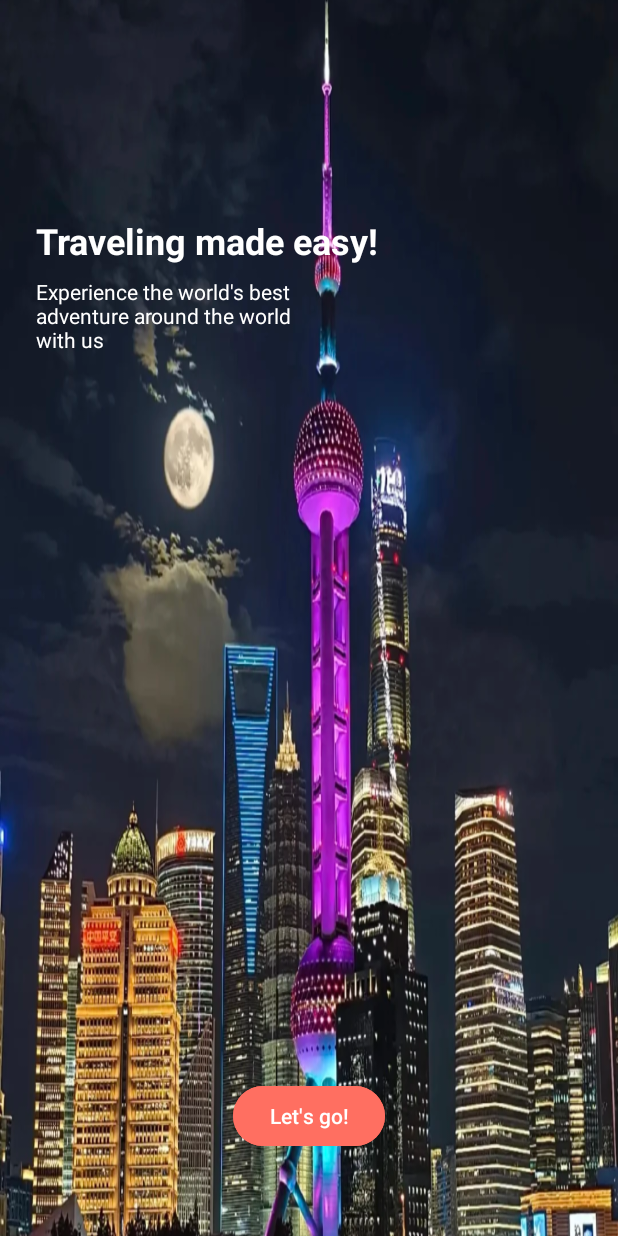
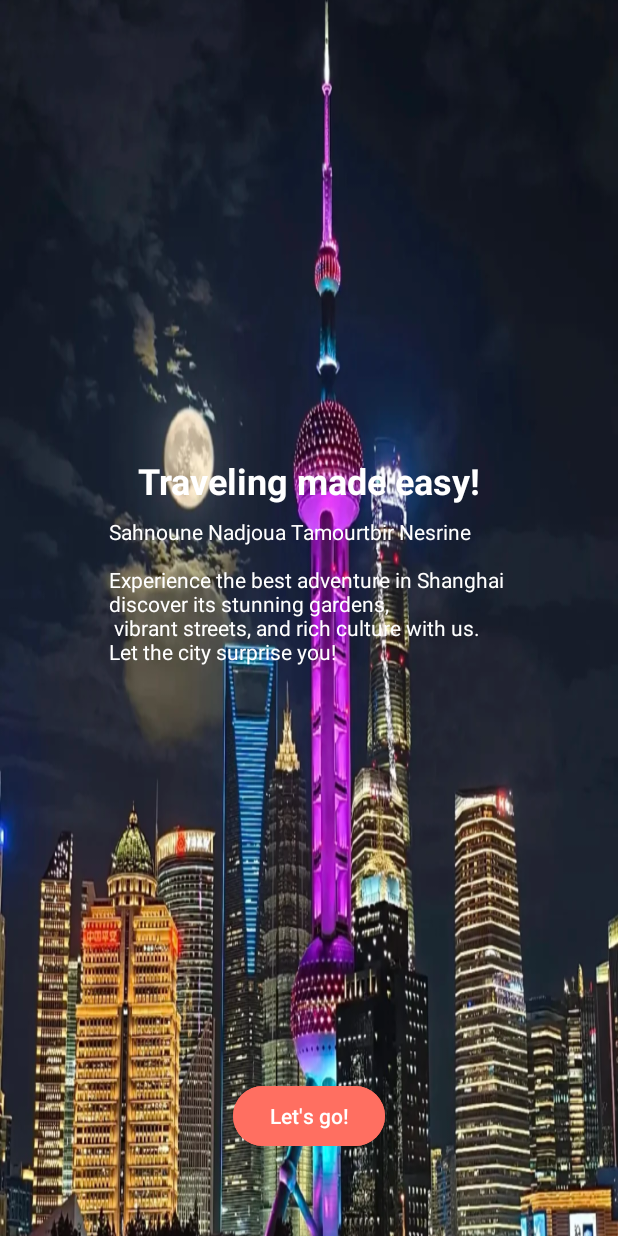
Before and after one commit to Nesrine-TAMOURTBIR/Shang-Guide, an Android app: the screen it shows after launch (MainActivity), on a phone screen of 412 x 824 dp. Run offline under Robolectric (Android 15) with nearby library versions, the phone set to English and light mode, and no system bars.

Commit message:
strings+desc

```diff
--- a/app/src/main/res/layout/activity_main.xml
+++ b/app/src/main/res/layout/activity_main.xml
@@ -14,17 +14,18 @@
         android:textSize="24sp"
         android:textStyle="bold"
         android:textColor="@android:color/white"
-        android:layout_alignParentStart="true"
-        android:layout_marginTop="120dp" />
+        android:layout_centerHorizontal="true"
+        android:layout_marginTop="280dp"
+        android:layout_marginLeft="20dp"/>
 
     <TextView
         android:id="@+id/subText"
         android:layout_width="wrap_content"
         android:layout_height="wrap_content"
-        android:text="Experience the world's best\nadventure around the world\nwith us"
+        android:text="Sahnoune Nadjoua Tamourtbir Nesrine\n\nExperience the best adventure in Shanghai \ndiscover its stunning gardens,\n vibrant streets, and rich culture with us. \nLet the city surprise you!"
         android:textColor="@android:color/white"
         android:layout_below="@id/titleText"
-        android:layout_alignParentStart="true"
+        android:layout_centerHorizontal="true"
         android:layout_marginTop="8dp" />
 
     <Button
```
Also changed, not shown: 1 other file.
